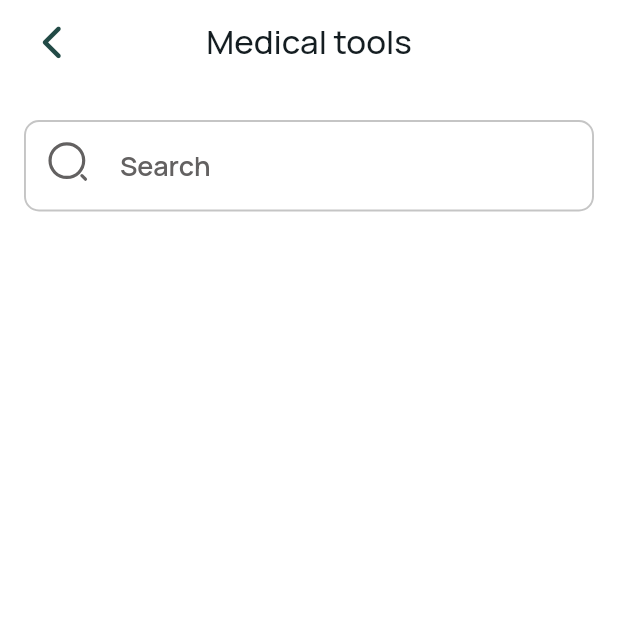
After one commit to Mohamedihab29592/pillMate, a Flutter app: the screen it shows after launch, after a tap on "Medical tools", on a phone screen of 412 x 824 dp, the top half of it. The commit adds this screen. Run offline on Flutter 3.47's test engine with Material 2 defaults, Android fonts, the light colour scheme and no system bars; our stand-ins replace flutter_svg, fluttertoast, font_awesome_flutter, google_fonts, shared_preferences.

Commit message:
make category screen appbar & search

```diff
--- a/lib/core/routes/app_routes.dart
+++ b/lib/core/routes/app_routes.dart
@@ -1,17 +1,21 @@
 import 'package:flutter/material.dart';
-
-import '../../features/initial/splash/splash.dart';
+import 'package:pill_mate/features/home/presentation/screens/categories_screen.dart';
+import 'package:pill_mate/features/home/presentation/screens/category_screen.dart';
 
 
 class Routes {
   static const String initialRoute = '/';
+  static const String categoryRoute = '/category';
+
 
 }
 
 Widget appRoutes(String route, dynamic arg) {
   switch (route) {
     case Routes.initialRoute:
-     return const SplashScreen();
+     return const CategoriesScreen();
+    case Routes.categoryRoute:
+     return const CategoryScreen();
 
 
 
--- a/lib/features/home/presentation/screens/categories.dart
+++ b/lib/features/home/presentation/screens/categories_screen.dart
@@ -3,8 +3,7 @@ import 'package:pill_mate/core/helpers/search_helper.dart';
 import 'package:pill_mate/core/utilis/app_assets.dart';
 import 'package:pill_mate/features/home/data/models/category_model.dart';
 import 'package:pill_mate/features/home/presentation/widgets/categories_screen_widgets/category_grid_view.dart';
-import 'package:pill_mate/features/home/presentation/widgets/common/app_bar_pop_icon.dart';
-import 'package:pill_mate/features/home/presentation/widgets/common/app_bar_title.dart';
+import 'package:pill_mate/features/home/presentation/widgets/common/custom_app_bar.dart';
 import 'package:pill_mate/features/home/presentation/widgets/common/search_text_field.dart';
 
 class CategoriesScreen extends StatefulWidget {
@@ -15,7 +14,6 @@ class CategoriesScreen extends StatefulWidget {
 }
 
 class _CategoriesScreenState extends State<CategoriesScreen> {
-
   final List<CategoryModel> allCategories = const [
     CategoryModel(
         categoryImage: ImageAssets.firstCategory,
@@ -52,7 +50,6 @@ class _CategoriesScreenState extends State<CategoriesScreen> {
     super.initState();
   }
 
-
   void search(String value) {
     List<CategoryModel> results = SearchHelper.search(
       allCategories,
@@ -68,13 +65,7 @@ void search(String value) {
   @override
   Widget build(BuildContext context) {
     return Scaffold(
-      appBar: AppBar(
-        backgroundColor: Colors.transparent,
-        elevation: 0,
-        leading: const AppBarPopIcon(),
-        title: const AppBarTitle(appBarTitle: 'Categories'),
-        centerTitle: true,
-      ),
+      appBar: const CustomAppBar(appBarTitle: 'Categories'),
       body: Padding(
         padding: const EdgeInsets.only(left: 16, right: 16),
         child: SingleChildScrollView(
--- /dev/null
+++ b/lib/features/home/presentation/screens/category_screen.dart
@@ -0,0 +1,32 @@
+import 'package:flutter/material.dart';
+import 'package:pill_mate/features/home/presentation/widgets/common/custom_app_bar.dart';
+import 'package:pill_mate/features/home/presentation/widgets/common/search_text_field.dart';
+
+class CategoryScreen extends StatelessWidget {
+  const CategoryScreen({super.key});
+
+  @override
+  Widget build(BuildContext context) {
+    final arguments = (ModalRoute.of(context)?.settings.arguments ??
+        <String, dynamic>{}) as Map;
+    return Scaffold(
+      appBar: CustomAppBar(appBarTitle: arguments['category name']),
+      body: Padding(
+        padding: const EdgeInsets.only(left: 16, right: 16),
+        child: SingleChildScrollView(
+          child: Column(
+            children: [
+              CustomSearchBar(
+                onChanged: (value) {},
+                hintText: 'Search',
+              ),
+              const SizedBox(
+                height: 20,
+              ),
+            ],
+          ),
+        ),
+      ),
+    );
+  }
+}
--- a/lib/features/home/presentation/widgets/categories_screen_widgets/category_card.dart
+++ b/lib/features/home/presentation/widgets/categories_screen_widgets/category_card.dart
@@ -1,4 +1,6 @@
 import 'package:flutter/material.dart';
+import 'package:pill_mate/core/functions/navigate.dart';
+import 'package:pill_mate/core/routes/app_routes.dart';
 import 'package:pill_mate/core/utilis/app_colors.dart';
 import 'package:pill_mate/core/utilis/app_text_style.dart';
 import 'package:pill_mate/features/home/data/models/category_model.dart';
@@ -8,7 +10,12 @@ class CategoriesCard extends StatelessWidget {
   final CategoryModel category;
   @override
   Widget build(BuildContext context) {
-    return Container(
+    return GestureDetector(
+      onTap: () => navigate(
+          context: context,
+          route: Routes.categoryRoute,
+          arg: {'category name': category.categoryName}),
+      child: Container(
         decoration: BoxDecoration(
           borderRadius: BorderRadius.circular(10),
           border: Border.all(width: 1.3, color: AppColors.kPrimaryColor),
@@ -24,12 +31,14 @@ class CategoriesCard extends StatelessWidget {
             Expanded(
               child: Text(
                 category.categoryName,
-              style: regularStyle(color: const Color(0xff636161), fontSize: 18),
+                style:
+                    regularStyle(color: const Color(0xff636161), fontSize: 18),
                 overflow: TextOverflow.ellipsis,
               ),
             )
           ],
         ),
+      ),
     );
   }
 }
--- /dev/null
+++ b/lib/features/home/presentation/widgets/common/custom_app_bar.dart
@@ -0,0 +1,22 @@
+import 'package:flutter/material.dart';
+import 'package:pill_mate/features/home/presentation/widgets/common/app_bar_pop_icon.dart';
+import 'package:pill_mate/features/home/presentation/widgets/common/app_bar_title.dart';
+
+class CustomAppBar extends StatelessWidget implements PreferredSizeWidget {
+  const CustomAppBar({super.key, required this.appBarTitle});
+  final String appBarTitle;
+
+  @override
+  Size get preferredSize => const Size.fromHeight(kToolbarHeight);
+
+  @override
+  Widget build(BuildContext context) {
+    return AppBar(
+      backgroundColor: Colors.transparent,
+      elevation: 0,
+      leading: const AppBarPopIcon(),
+      title: AppBarTitle(appBarTitle: appBarTitle),
+      centerTitle: true,
+    );
+  }
+}
--- a/lib/main.dart
+++ b/lib/main.dart
@@ -1,6 +1,6 @@
 import 'package:flutter/material.dart';
+import 'package:pill_mate/core/routes/app_routes.dart';
 import 'package:pill_mate/core/utilis/app_strings.dart';
-import 'package:pill_mate/features/home/presentation/screens/categories.dart';
 import 'core/utilis/themes.dart';
 
 void main() {
@@ -16,8 +16,11 @@ class MyApp extends StatelessWidget {
     return MaterialApp(
       title: AppStrings.appName,
       theme: AppThemes.lightMode,
-      // home: SplashScreen(),
-      home: const CategoriesScreen(),
+      initialRoute: Routes.initialRoute,
+      routes: {
+        Routes.initialRoute: (context) => appRoutes(Routes.initialRoute, null),
+        Routes.categoryRoute: (context) => appRoutes(Routes.categoryRoute, null),
+      },
     );
   }
 }
```
Lines whose indentation alone changed are shown as unchanged.
